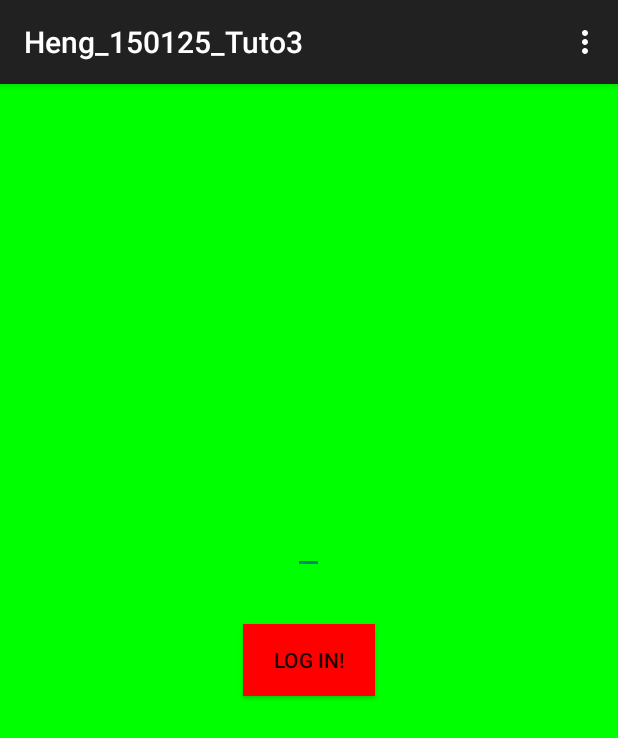
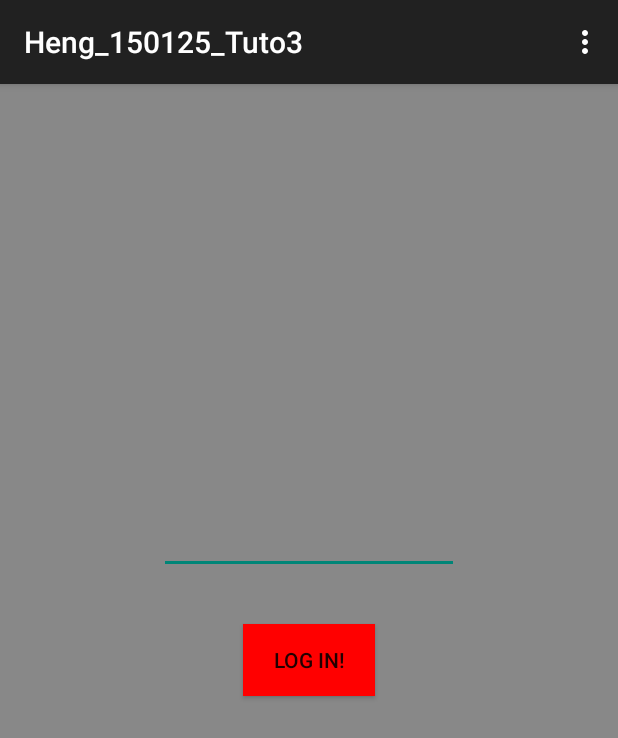
Before and after one commit to heng5321/Heng_150125_Tuto3, an Android app: the screen it shows after launch (MainActivity), on a phone screen of 412 x 824 dp. Shown: the top 738 px of the screen. Run offline under Robolectric (Android 15) with nearby library versions, the phone set to English and light mode, and no system bars.

Commit message:
Update UI
Update UI

```diff
--- a/app/src/main/java/com/example/heng/heng_150125_tuto3/MainActivity.java
+++ b/app/src/main/java/com/example/heng/heng_150125_tuto3/MainActivity.java
@@ -1,3 +1,4 @@
+
 package com.example.heng.heng_150125_tuto3;
 
 import android.support.v7.app.ActionBarActivity;
@@ -8,6 +9,8 @@ import android.widget.RelativeLayout;
 import android.widget.Button;
 import android.graphics.Color;
 import android.widget.EditText;
+import android.content.res.Resources;
+import android.util.TypedValue;
 
 public class MainActivity extends ActionBarActivity {
 
@@ -16,7 +19,7 @@ public class MainActivity extends ActionBarActivity {
         super.onCreate(savedInstanceState);
 
         RelativeLayout HengLayout = new RelativeLayout(this);
-        HengLayout.setBackgroundColor(Color.GREEN);
+        HengLayout.setBackgroundColor(Color.GRAY);
 
         Button redButton = new Button(this);
         redButton.setText("Log In!");
@@ -30,8 +33,8 @@ public class MainActivity extends ActionBarActivity {
 
 
         RelativeLayout.LayoutParams buttonDetails = new RelativeLayout.LayoutParams(
-            RelativeLayout.LayoutParams.WRAP_CONTENT,
-            RelativeLayout.LayoutParams.WRAP_CONTENT
+                RelativeLayout.LayoutParams.WRAP_CONTENT,
+                RelativeLayout.LayoutParams.WRAP_CONTENT
         );
         RelativeLayout.LayoutParams usernameDetails = new RelativeLayout.LayoutParams(
                 RelativeLayout.LayoutParams.WRAP_CONTENT,
@@ -45,6 +48,12 @@ public class MainActivity extends ActionBarActivity {
 
         buttonDetails.addRule(RelativeLayout.CENTER_HORIZONTAL);
         buttonDetails.addRule(RelativeLayout.CENTER_VERTICAL);
+
+        Resources r = getResources();
+        int px = (int) TypedValue.applyDimension(TypedValue.COMPLEX_UNIT_DIP,200,
+                r.getDisplayMetrics()
+        );
+        username.setWidth(px);
 
         HengLayout.addView(redButton, buttonDetails);
         HengLayout.addView(username,usernameDetails);
```
Also changed, not shown: 1 other file.
